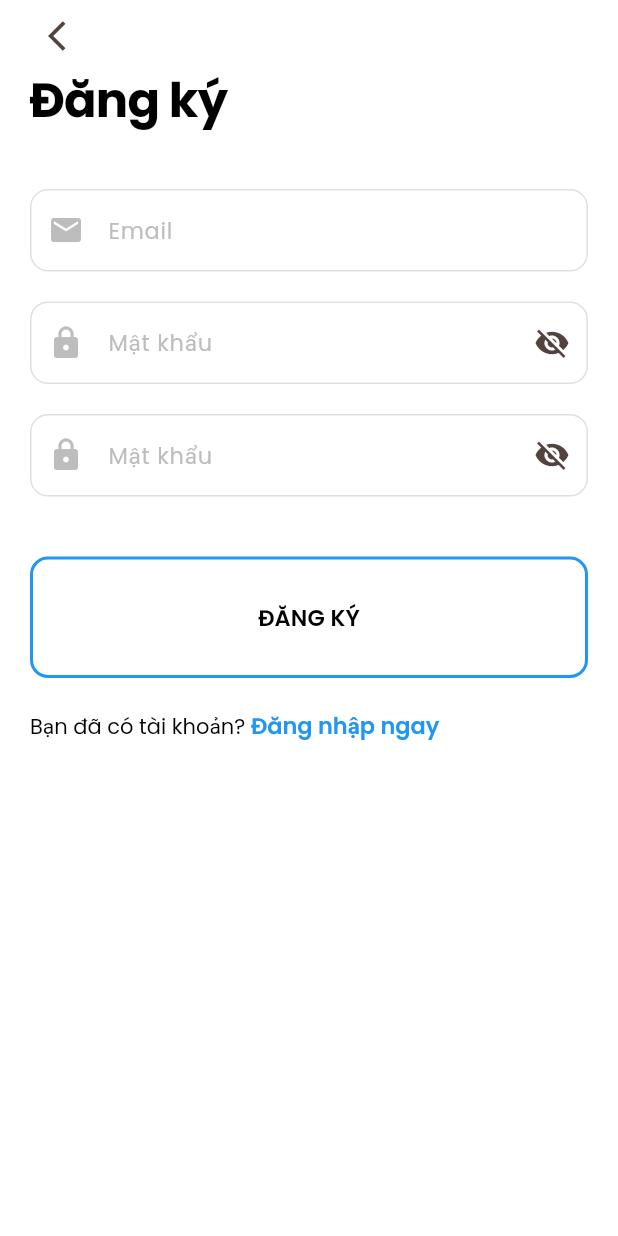
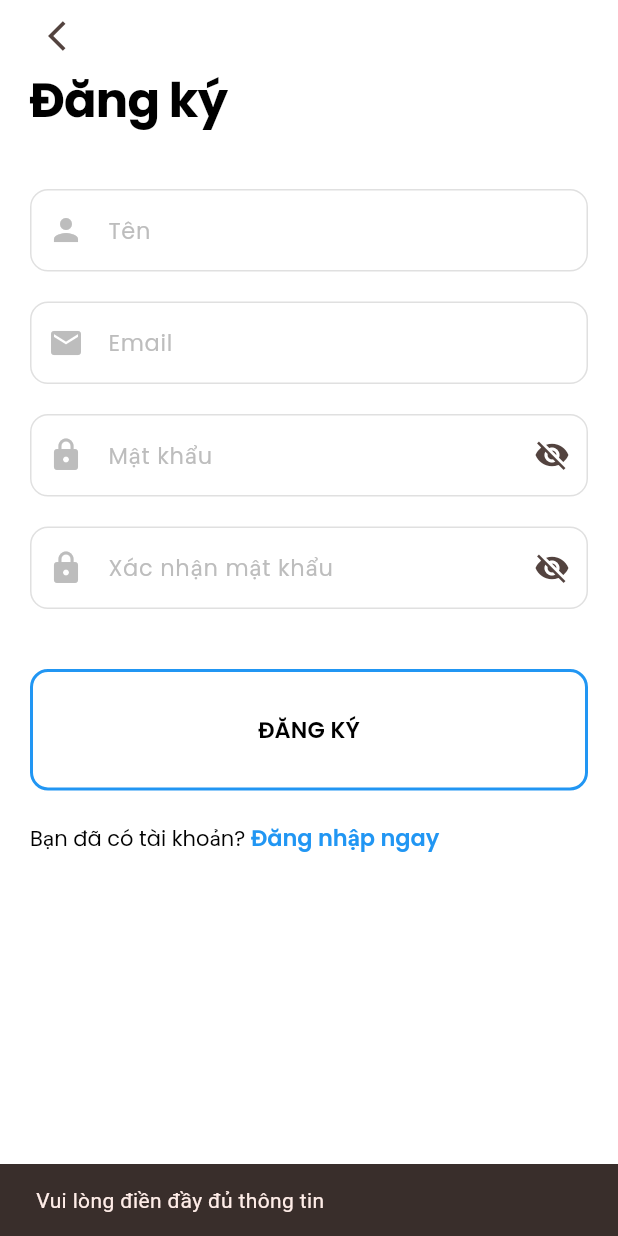
Before and after one commit to thanh2242003/ecommerce_app, a Flutter app: the RegisterScreen screen opened directly, after a tap on "ĐĂNG KÝ", on a phone screen of 412 x 824 dp. Run offline on Flutter 3.47's test engine with Material 3 defaults, Android fonts, the phone set to English and light mode, and no system bars; our stand-ins replace equatable, flutter_bloc, google_fonts, shared_preferences; accounts and stored records are empty.

Commit message:
feat(auth): add signup api to register screen

```diff
--- a/lib/features/auth/presentation/pages/register_screen.dart
+++ b/lib/features/auth/presentation/pages/register_screen.dart
@@ -5,6 +5,7 @@ import 'package:flutter_bloc/flutter_bloc.dart';
 import '../../../../core/theme/app_text_styles.dart';
 import '../../../../core/widgets/app_button.dart';
 import '../../../../core/widgets/app_text_field.dart';
+import '../../../main/presentation/pages/main_screen.dart';
 import '../bloc/auth_cubit.dart';
 import '../bloc/auth_state.dart';
 import 'login_screen.dart';
@@ -17,22 +18,69 @@ class RegisterScreen extends StatefulWidget {
 }
 
 class _RegisterScreenState extends State<RegisterScreen> {
+  final _nameController = TextEditingController(); // Thêm name controller
   final _emailController = TextEditingController();
+  final _passwordController = TextEditingController();
   final _confirmPasswordController = TextEditingController();
-  final _passwordController = TextEditingController();
 
   @override
   void dispose() {
+    _nameController.dispose();
     _emailController.dispose();
     _passwordController.dispose();
     _confirmPasswordController.dispose();
     super.dispose();
   }
 
+  void _onRegisterPressed() {
+    final name = _nameController.text.trim();
+    final email = _emailController.text.trim();
+    final password = _passwordController.text.trim();
+    final confirmPassword = _confirmPasswordController.text.trim();
+
+    // Validation
+    if (name.isEmpty || email.isEmpty || password.isEmpty || confirmPassword.isEmpty) {
+      ScaffoldMessenger.of(context).showSnackBar(
+        const SnackBar(content: Text('Vui lòng điền đầy đủ thông tin')),
+      );
+      return;
+    }
+
+    if (password != confirmPassword) {
+      ScaffoldMessenger.of(context).showSnackBar(
+        const SnackBar(content: Text('Mật khẩu không khớp')),
+      );
+      return;
+    }
+
+    if (password.length < 6) {
+      ScaffoldMessenger.of(context).showSnackBar(
+        const SnackBar(content: Text('Mật khẩu phải ít nhất 6 ký tự')),
+      );
+      return;
+    }
+
+    // Gọi signUp
+    context.read<AuthCubit>().signUp(name, email, password);
+  }
+
   @override
   Widget build(BuildContext context) {
-    return BlocBuilder<AuthCubit, AuthState>(
+    return BlocConsumer<AuthCubit, AuthState>(
+      listener: (context, state) {
+        if (state is AuthAuthenticated) {
+          // Navigate đến home screen sau khi đăng ký thành công
+          Navigator.pushReplacement(context, MaterialPageRoute(builder: (_)=>MainScreen())); // Thay bằng route thực tế
+        } else if (state is AuthError) {
+          // Hiển thị lỗi
+          ScaffoldMessenger.of(context).showSnackBar(
+            SnackBar(content: Text(state.message)),
+          );
+        }
+      },
       builder: (context, state) {
+        final isLoading = state is AuthLoading;
+
         return Scaffold(
           backgroundColor: Colors.white,
           body: SafeArea(
@@ -55,7 +103,16 @@ class _RegisterScreenState extends State<RegisterScreen> {
                       ),
                     ),
                     const SizedBox(height: 40),
-                    //TextField Email
+                    // Thêm TextField Tên
+                    AppTextField(
+                      controller: _nameController,
+                      label: 'Tên',
+                      hint: 'Nhập tên của bạn',
+                      keyboardType: TextInputType.name,
+                      prefixIcon: Icons.person,
+                    ),
+                    const SizedBox(height: 20),
+                    // TextField Email
                     AppTextField(
                       controller: _emailController,
                       label: 'Email',
@@ -64,7 +121,7 @@ class _RegisterScreenState extends State<RegisterScreen> {
                       prefixIcon: Icons.email,
                     ),
                     const SizedBox(height: 20),
-                    //TextField Mật khẩu
+                    // TextField Mật khẩu
                     AppTextField(
                       label: 'Mật khẩu',
                       hint: 'Nhập mật khẩu',
@@ -74,8 +131,9 @@ class _RegisterScreenState extends State<RegisterScreen> {
                       prefixIcon: Icons.lock,
                     ),
                     const SizedBox(height: 20),
+                    // TextField Xác nhận mật khẩu
                     AppTextField(
-                      label: 'Mật khẩu',
+                      label: 'Xác nhận mật khẩu',
                       hint: 'Nhập lại mật khẩu',
                       controller: _confirmPasswordController,
                       isPassword: true,
@@ -83,22 +141,32 @@ class _RegisterScreenState extends State<RegisterScreen> {
                       prefixIcon: Icons.lock,
                     ),
                     const SizedBox(height: 40),
+                    if (isLoading)
+                      Center(
+                        child: Column(
+                          children: [
+                            const CircularProgressIndicator(),
+                            const SizedBox(height: 16),
+                            Text(
+                              'Đang đăng ký...',
+                              style: AppTextStyle.bodyMedium,
+                            ),
+                          ],
+                        ),
+                      )
+                    else
                       SizedBox(
                         width: double.infinity,
                         child: AppButton(
                           data: 'ĐĂNG KÝ',
                           borderColor: Colors.blue,
-                        textStyle: AppTextStyle.withColor(AppTextStyle.buttonMedium, Colors.black),
-                        onTap: () {},
+                          textStyle: AppTextStyle.withColor(
+                            AppTextStyle.buttonMedium,
+                            Colors.black,
+                          ),
+                          onTap: _onRegisterPressed, // Gọi hàm validation
                         ),
                       ),
-                    // Hiển thị vòng xoay loading
-                    if (state is AuthLoading)
-                      const Padding(
-                        padding: EdgeInsets.only(top: 20.0),
-                        child: CircularProgressIndicator(),
-                      ),
-
                     const SizedBox(height: 20),
                     RichText(
                       text: TextSpan(
@@ -110,11 +178,14 @@ class _RegisterScreenState extends State<RegisterScreen> {
                         children: [
                           TextSpan(
                             text: 'Đăng nhập ngay',
-                            style: AppTextStyle.withColor(AppTextStyle.buttonMedium, Colors.blue),
+                            style: AppTextStyle.withColor(
+                              AppTextStyle.buttonMedium,
+                              Colors.blue,
+                            ),
                             recognizer: TapGestureRecognizer()
                               ..onTap = () {
                                 // Chặn điều hướng nếu đang loading
-                                if (state is AuthLoading) return;
+                                if (isLoading) return;
                                 Navigator.push(
                                   context,
                                   MaterialPageRoute(
@@ -128,13 +199,14 @@ class _RegisterScreenState extends State<RegisterScreen> {
                         ],
                       ),
                     ),
+                    const SizedBox(height: 40),
                   ],
                 ),
               ),
             ),
           ),
         );
-      }
+      },
     );
   }
 }
```
Lines whose indentation alone changed are shown as unchanged.
